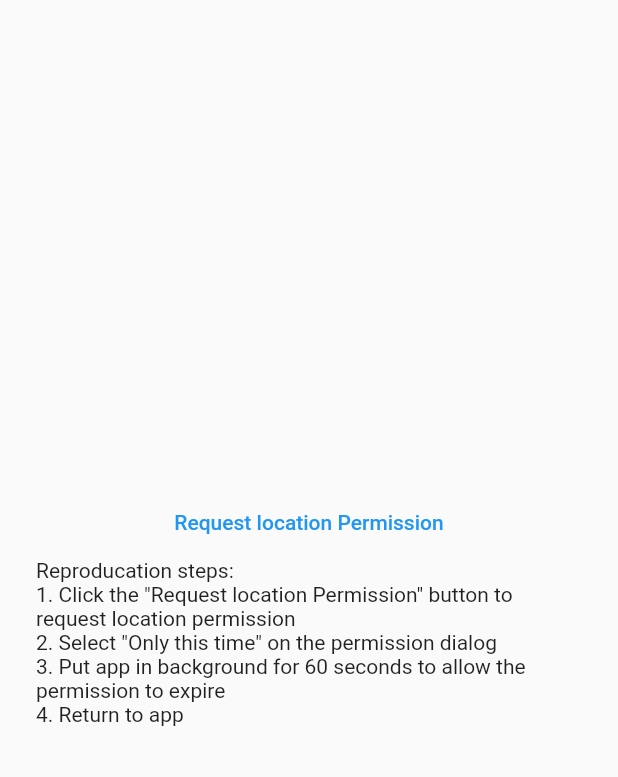
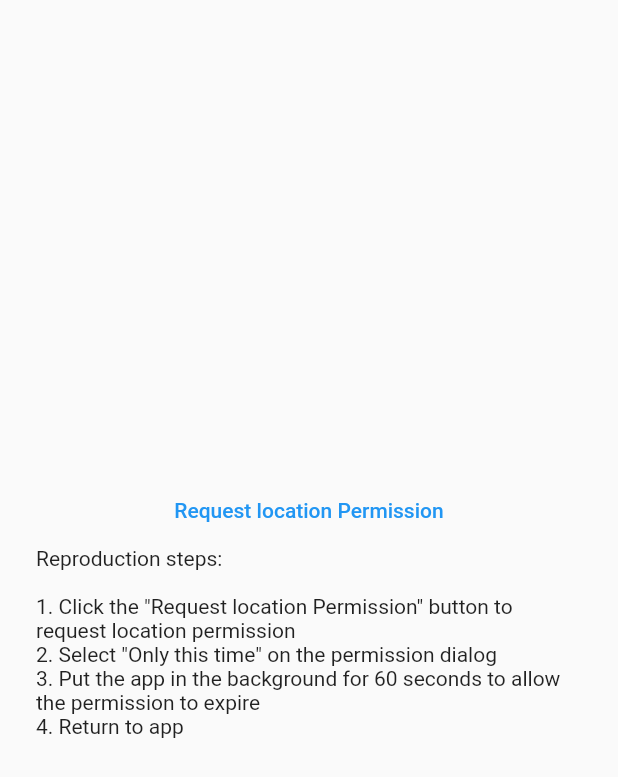
Before and after one commit to kennethj/flutter_location_bug, a Flutter app: the screen it shows after launch, on a phone screen of 412 x 824 dp. Shown: the top 777 px of the screen. Run offline on Flutter 3.47's test engine with Material 2 defaults, Android fonts, the phone set to English and light mode, and no system bars; our stand-ins replace location.

Commit message:
Clean up example code

```diff
--- a/lib/main.dart
+++ b/lib/main.dart
@@ -1,31 +1,17 @@
-import 'dart:async';
 import 'package:flutter/material.dart';
 import 'package:location/location.dart';
 
-void main() {
-  runApp(const MyApp());
-}
+void main() => runApp(const MyApp());
 
 class MyApp extends StatelessWidget {
   const MyApp({super.key});
 
   @override
-  Widget build(BuildContext context) {
-    return MaterialApp(
-      title: 'Location bug',
-      theme: ThemeData(),
-      home: const MyHomePage(),
-    );
-  }
+  Widget build(context) => MaterialApp(title: 'Location bug', theme: ThemeData(), home: const MyHomePage());
 }
 
-class MyHomePage extends StatefulWidget {
+class MyHomePage extends StatelessWidget {
   const MyHomePage({super.key});
-  @override
-  State<MyHomePage> createState() => _MyHomePageState();
-}
-
-class _MyHomePageState extends State<MyHomePage> {
   @override
   Widget build(BuildContext context) => Scaffold(
         body: Center(
@@ -37,10 +23,11 @@ class _MyHomePageState extends State<MyHomePage> {
                 onPressed: Location().requestPermission,
                 child: const Text("Request location Permission"),
               ),
-              const Text("""Reproducation steps:
+              const Text("""Reproduction steps:
+
 1. Click the "Request location Permission" button to request location permission
 2. Select "Only this time" on the permission dialog
-3. Put app in background for 60 seconds to allow the permission to expire
+3. Put the app in the background for 60 seconds to allow the permission to expire
 4. Return to app
 """),
             ],
```
